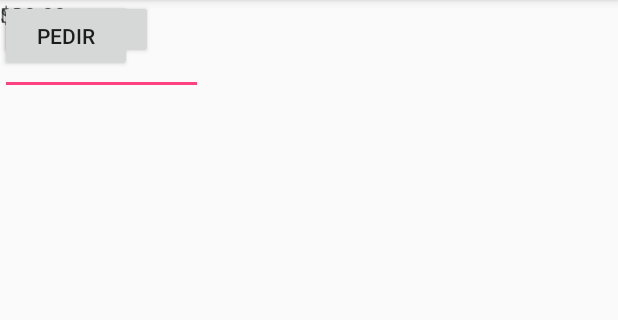
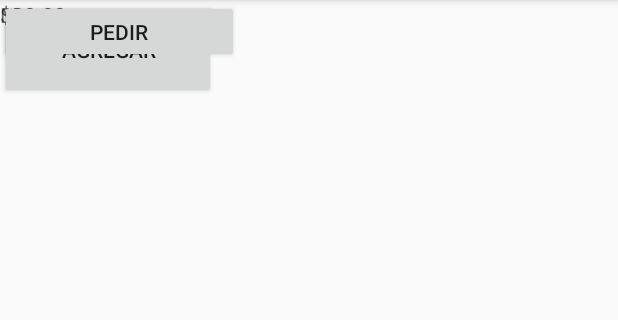
Before and after one commit to tanituc/Ruquenses, an Android app: the screen it shows after launch (MainActivity), on a phone screen of 412 x 824 dp, the part 84-404 px from its top. Run offline under Robolectric (Android 15) with nearby library versions, the phone set to English and light mode, and no system bars.

Commit message:
Puto el que lee tercer commit

```diff
--- a/app/src/main/res/layout/activity_main.xml
+++ b/app/src/main/res/layout/activity_main.xml
@@ -5,14 +5,6 @@
     android:layout_width="match_parent"
     android:layout_height="match_parent"
     tools:context="lws.pedidos.MainActivity">
-
-    <Button
-        android:id="@+id/button"
-        android:layout_width="102dp"
-        android:layout_height="39dp"
-        android:text="agregar"
-        tools:layout_editor_absoluteX="266dp"
-        tools:layout_editor_absoluteY="447dp" />
 
     <TableLayout
         android:layout_width="368dp"
@@ -46,33 +38,47 @@
         android:inputType="textPersonName"
         android:text=""
         tools:layout_editor_absoluteX="16dp"
-        tools:layout_editor_absoluteY="432dp" />
+        tools:layout_editor_absoluteY="432dp"
+        tools:ignore="MissingConstraints" />
 
     <Button
-        android:id="@+id/button2"
-        android:layout_width="wrap_content"
-        android:layout_height="wrap_content"
+        android:id="@+id/btnAgregar"
+        android:layout_width="144dp"
+        android:layout_height="66dp"
+        android:text="agregar"
+        tools:layout_editor_absoluteX="232dp"
+        tools:layout_editor_absoluteY="429dp"
+        tools:ignore="MissingConstraints" />
+
+
+    <Button
+        android:id="@+id/btnPedir"
+        android:layout_width="159dp"
+        android:layout_height="42dp"
         android:text="Pedir"
-        tools:layout_editor_absoluteX="280dp"
-        tools:layout_editor_absoluteY="3dp" />
+        tools:layout_editor_absoluteX="217dp"
+        tools:layout_editor_absoluteY="6dp"
+        tools:ignore="MissingConstraints" />
 
     <TextView
         android:id="@+id/Monto"
         android:layout_width="85dp"
         android:layout_height="25dp"
+        android:hint="$00.00"
         android:text=""
-        android:hint="$00.00"
+        tools:layout_editor_absoluteX="115dp"
+        tools:layout_editor_absoluteY="16dp"
         tools:textAlignment="center"
-        tools:layout_editor_absoluteX="121dp"
-        tools:layout_editor_absoluteY="16dp" />
+        tools:ignore="MissingConstraints" />
 
     <TextView
-        android:id="@+id/textView3"
+        android:id="@+id/textMonto"
         android:layout_width="85dp"
         android:layout_height="25dp"
         android:text="Monto"
+        tools:layout_editor_absoluteX="8dp"
+        tools:layout_editor_absoluteY="16dp"
         tools:textAlignment="center"
-        tools:layout_editor_absoluteX="16dp"
-        tools:layout_editor_absoluteY="16dp" />
+        tools:ignore="MissingConstraints" />
 
 </android.support.constraint.ConstraintLayout>
```
